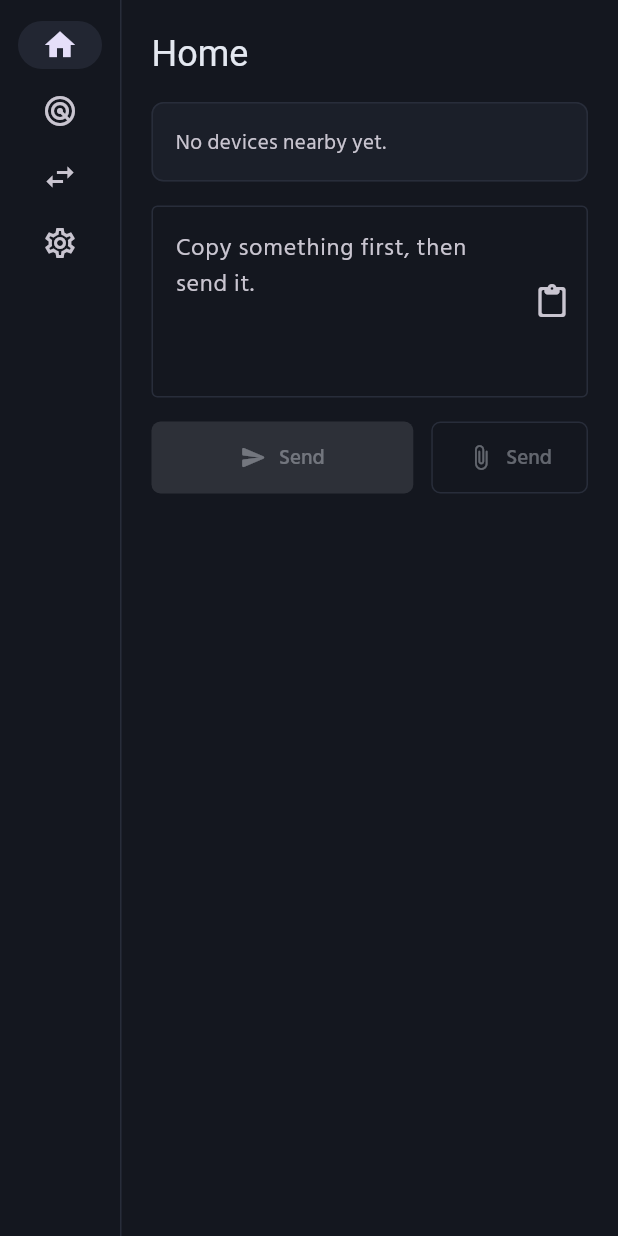
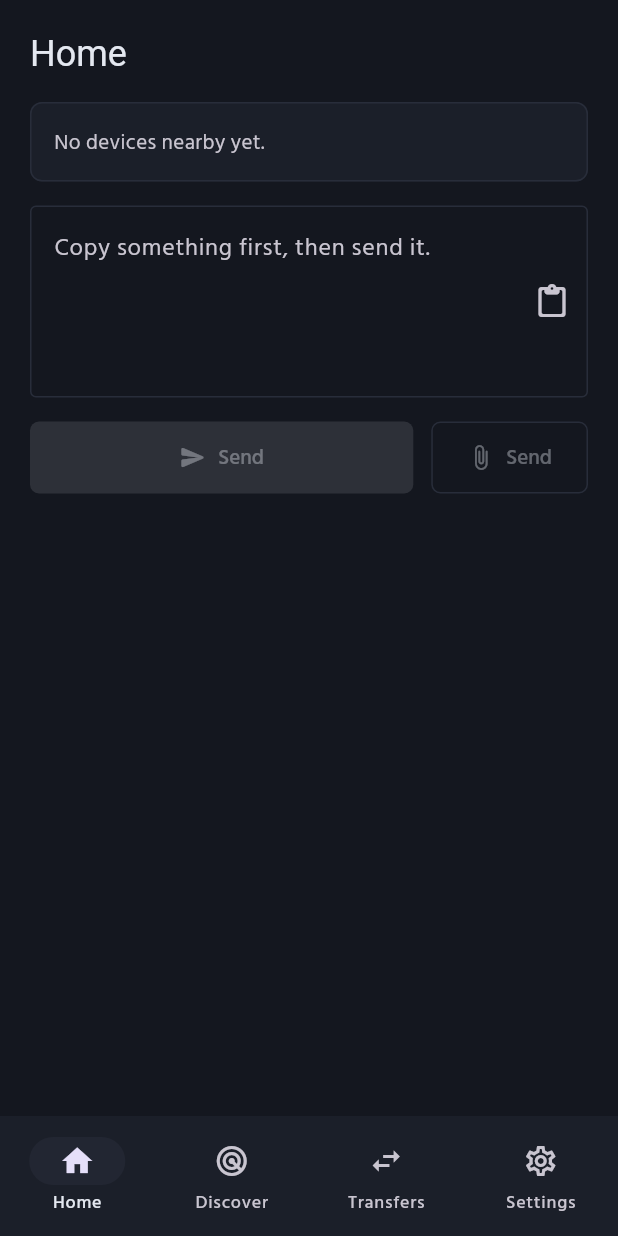
Before and after one commit to mahimmazidul/throw, a Flutter app: the screen it shows after launch, on a phone screen of 412 x 824 dp. Run offline on Flutter 3.47's test engine with Material 3 defaults, Android fonts, the phone set to English and light mode, and no system bars; our stand-ins replace file_picker, google_fonts, permission_handler; missing offline and left inert: bluetooth_low_energy, nearby_connections.

Commit message:
use ScreenClass enum in adaptive_nav and responsive_layout

```diff
--- a/lib/widgets/adaptive_nav.dart
+++ b/lib/widgets/adaptive_nav.dart
@@ -43,7 +43,7 @@ class AdaptiveNav extends StatelessWidget {
       ),
     ];
 
-    if (size == WindowClass.compact) {
+    if (size == ScreenClass.compact) {
       return Scaffold(
         body: body,
         bottomNavigationBar: NavigationBar(
--- a/lib/widgets/responsive_layout.dart
+++ b/lib/widgets/responsive_layout.dart
@@ -24,10 +24,10 @@ class ResponsiveLayout extends StatelessWidget {
     return LayoutBuilder(
       builder: (context, constraints) {
         final size = Breakpoints.of(constraints.maxWidth);
-        if (size.index >= WindowClass.expanded.index && expanded != null) {
+        if (size.index >= ScreenClass.expanded.index && expanded != null) {
           return expanded!(context, constraints);
         }
-        if (size.index >= WindowClass.medium.index && medium != null) {
+        if (size.index >= ScreenClass.medium.index && medium != null) {
           return medium!(context, constraints);
         }
         return compact(context, constraints);
```
